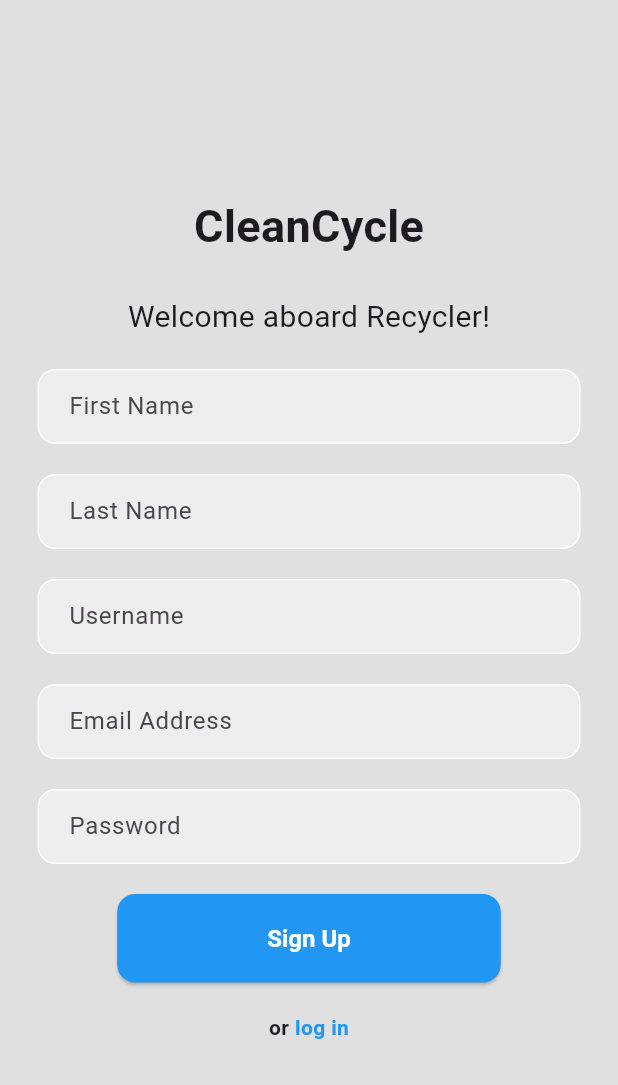
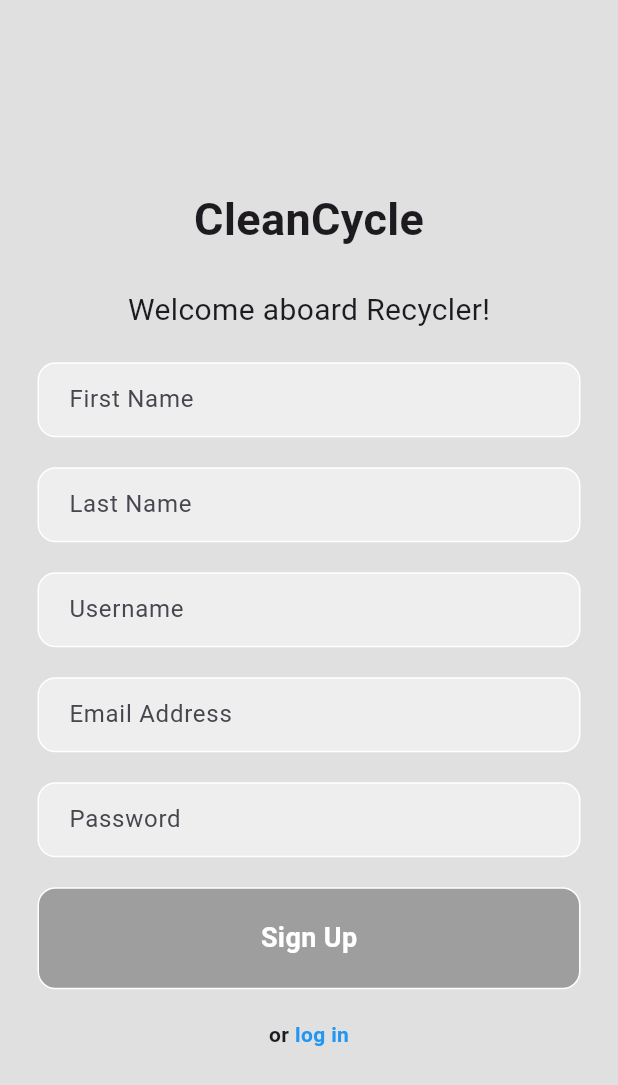
Before and after one commit to rkareem2/Clean-Cycle_flutter-app, a Flutter app: the SignUpPage screen opened by its route, on a phone screen of 412 x 824 dp. Shown: the top 1085 px of the screen. Run offline on Flutter 3.47's test engine with Material 3 defaults, Android fonts, the phone set to English and light mode, and no system bars.

Commit message:
add component MyButton

```diff
--- a/clean_cycle/lib/pages/signup.dart
+++ b/clean_cycle/lib/pages/signup.dart
@@ -1,3 +1,4 @@
+import 'package:clean_cycle/components/my_button.dart';
 import 'package:flutter/material.dart';
 
 class SignUpPage extends StatefulWidget {
@@ -142,19 +143,11 @@ class _SignUpPageState extends State<SignUpPage> {
               const SizedBox(height: 20),
 
               // Sign Up button
-              ElevatedButton(
-                onPressed: () {
+              MyButton(
+                text: 'Sign Up',
+                onTap: () {
                   // Add sign up logic here
                 },
-                style: ElevatedButton.styleFrom(
-                  foregroundColor: Colors.white, backgroundColor: Colors.blue,
-                  padding: const EdgeInsets.symmetric(horizontal: 100, vertical: 20),
-                  textStyle: const TextStyle(fontSize: 16, fontWeight: FontWeight.bold),
-                  shape: RoundedRectangleBorder(
-                    borderRadius: BorderRadius.circular(12),
-                  ),
-                ),
-                child: const Text('Sign Up'),
               ),
               const SizedBox(height: 20),
 
```
